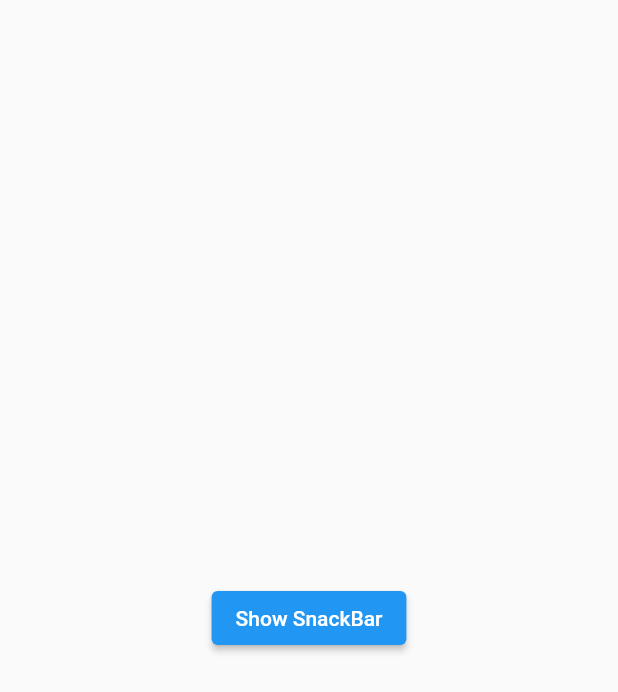
After one commit to anilamurali/flutter_december, a Flutter app: the SnakBarDemo screen opened directly, on a phone screen of 412 x 824 dp. The commit adds this screen. Shown: the top 692 px of the screen. Run offline on Flutter 3.47's test engine with Material 2 defaults, Android fonts, the phone set to English and light mode, and no system bars; our stand-ins replace device_preview; missing offline and left inert: dart:html; network calls fail; key blocks and very long unbroken strings in the code were emptied for the run.

Commit message:
snack bar

```diff
--- a/lib/main.dart
+++ b/lib/main.dart
@@ -47,9 +47,11 @@
 
 import 'dart:async';
 import 'package:device_preview/device_preview.dart';
+import 'package:fluter_december/costomlist.dart';
 import 'package:fluter_december/listdemo.dart';
 import 'package:fluter_december/phonelist.dart';
 import 'package:fluter_december/second.dart';
+import 'package:fluter_december/snackdemo.dart';
 import 'package:flutter/foundation.dart';
 import 'package:flutter/material.dart';
 import 'package:device_preview/device_preview.dart';
@@ -81,7 +83,7 @@ class _SplashScreenState extends State<SplashScreen> {
   void initState() {
 
     Timer(Duration(seconds: 10), () {
-      Navigator.of(context).pushReplacement(MaterialPageRoute(builder: (context)=>ListWithBuilder()));
+      Navigator.of(context).pushReplacement(MaterialPageRoute(builder: (context)=>List_with_Coustom()));
     });
   }
   @override
--- a/lib/phonelist.dart
+++ b/lib/phonelist.dart
@@ -23,7 +23,6 @@ class ListWithBuilder extends StatelessWidget{
       return Card(
         color: Color.fromARGB(255, 185, 153, 190),
         child: ListTile(
-
           leading: Image(image: NetworkImage(phoneimg[index]),height: 100,width: 100,),
           title: Text(phone[index],textAlign: TextAlign.center,),
           subtitle: Text(description[index],textAlign: TextAlign.center,),
--- /dev/null
+++ b/lib/snackdemo.dart
@@ -0,0 +1,20 @@
+import 'package:flutter/cupertino.dart';
+import 'package:flutter/material.dart';
+
+class SnakBarDemo extends StatelessWidget {
+  @override
+  Widget build(BuildContext context) {
+   return Scaffold(
+    body: Center(
+      child: ElevatedButton(onPressed: (){
+        ScaffoldMessenger.of(context).showSnackBar(SnackBar(
+          content: Text("Hello SnackBar"),
+          action: SnackBarAction(
+            label: "UNDO",
+            onPressed: (){}),
+          ));
+      }, child: Text("Show SnackBar")),
+    ),
+   );
+  }
+}
```
Also changed, not shown: lib/costomlist.dart (added, +29 -0 lines), lib/placelist.dart (added, +40 -0 lines).
